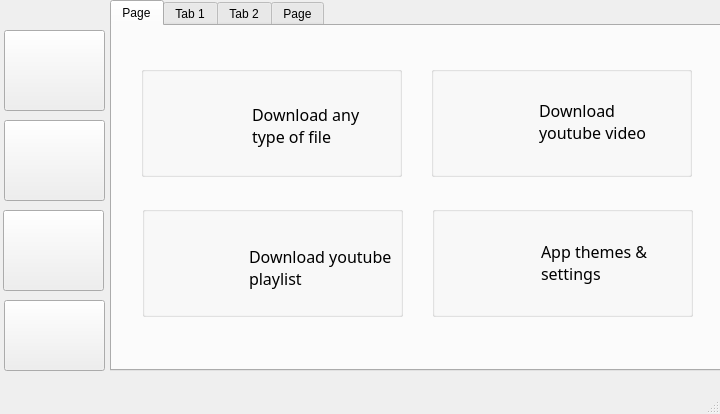
Before: the Qt Designer form main.ui in yash9724/pyDownloader, drawn with Qt 5.
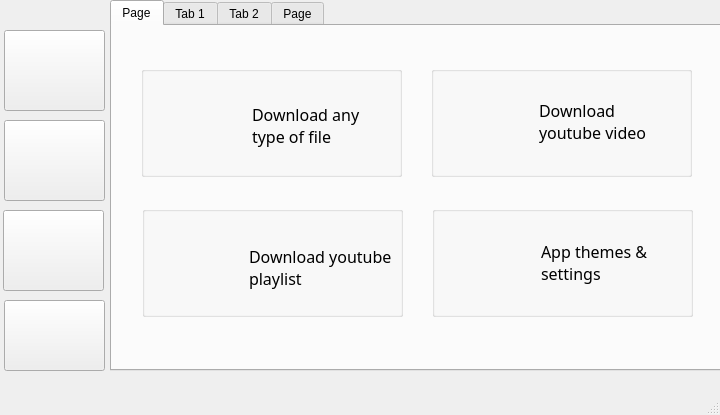
After: the same form once the commit is applied. The open tabs and pages were chosen to show the change. Icons and pictures are not drawn.

Commit message: Animations added to home.

Patch:
```diff
--- a/main.ui
+++ b/main.ui
@@ -7,7 +7,7 @@
     <x>0</x>
     <y>0</y>
     <width>720</width>
-    <height>414</height>
+    <height>415</height>
    </rect>
   </property>
   <property name="sizePolicy">
```
Left out of the diff: 12 changed lines with no effect on the pictures. The commit also changes 1 other file.
